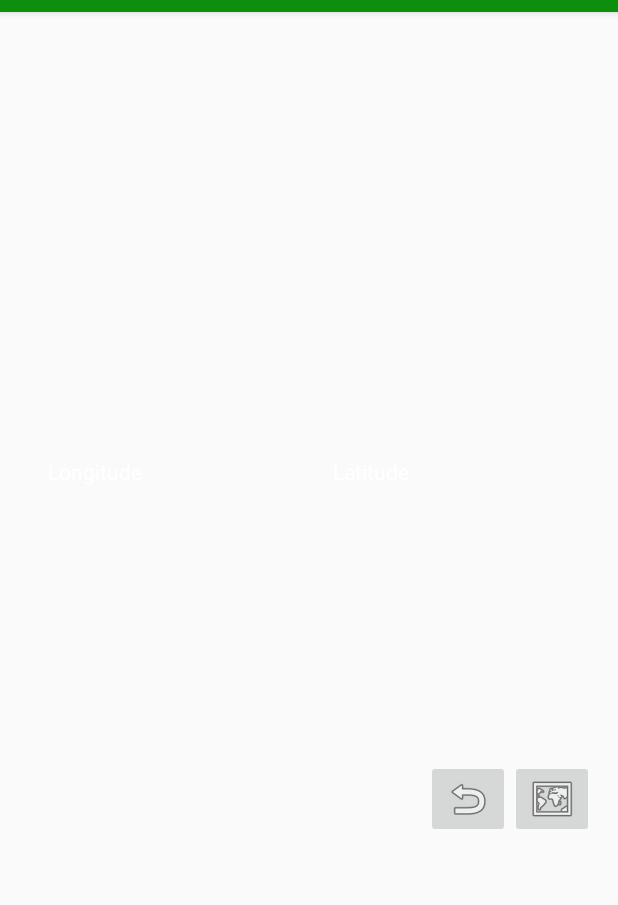
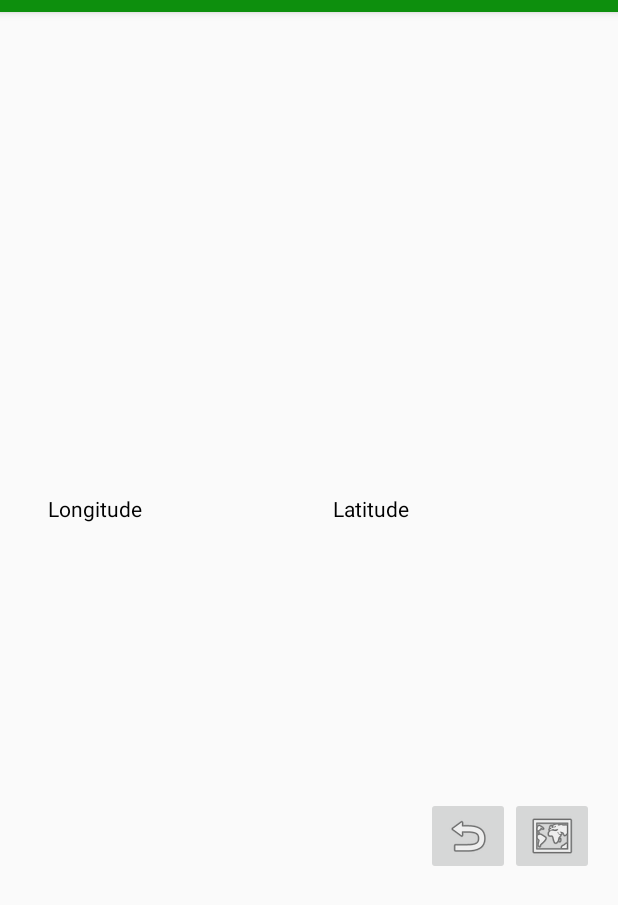
Before and after one commit to malikboukrou/CleanArea, an Android app: the DetailsActivity screen opened directly, with no data from a screen before it, on a phone screen of 412 x 824 dp. Shown: the top 905 px of the screen. Run offline under Robolectric (Android 15) with nearby library versions, the phone set to English and light mode, and no system bars; libraries missing offline, so code that uses them is left out: io.realm.

Commit message:
All good reallyyyyyy

```diff
--- a/app/build.gradle
+++ b/app/build.gradle
@@ -5,7 +5,7 @@ android {
     buildToolsVersion "23.0.2"
 
     defaultConfig {
-        applicationId "app.androidhive.info.realm"
+        applicationId "cleanarea.malikb.univ.lille1"
         minSdkVersion 16
         targetSdkVersion 23
         versionCode 1
--- a/app/src/main/java/app/androidhive/info/realm/adapters/RealmModelAdapter.java
+++ b/app/src/main/java/cleanarea/malikb/univ/lille1/adapters/RealmModelAdapter.java
@@ -1,4 +1,4 @@
-package app.androidhive.info.realm.adapters;
+package cleanarea.malikb.univ.lille1.adapters;
 
 import android.content.Context;
 import android.view.View;
--- a/app/src/main/java/app/androidhive/info/realm/adapters/RealmProblemsAdapter.java
+++ b/app/src/main/java/cleanarea/malikb/univ/lille1/adapters/RealmProblemsAdapter.java
@@ -1,8 +1,8 @@
-package app.androidhive.info.realm.adapters;
+package cleanarea.malikb.univ.lille1.adapters;
 
 import android.content.Context;
 
-import app.androidhive.info.realm.model.Problem;
+import cleanarea.malikb.univ.lille1.model.Problem;
 import io.realm.RealmResults;
 
 public class RealmProblemsAdapter extends RealmModelAdapter<Problem> {
--- a/app/src/main/java/app/androidhive/info/realm/adapters/RealmRecyclerViewAdapter.java
+++ b/app/src/main/java/cleanarea/malikb/univ/lille1/adapters/RealmRecyclerViewAdapter.java
@@ -1,4 +1,4 @@
-package app.androidhive.info.realm.adapters;
+package cleanarea.malikb.univ.lille1.adapters;
 
 import android.support.v7.widget.RecyclerView;
 
--- a/app/src/main/java/app/androidhive/info/realm/app/MyApplication.java
+++ b/app/src/main/java/cleanarea/malikb/univ/lille1/app/MyApplication.java
@@ -1,4 +1,4 @@
-package app.androidhive.info.realm.app;
+package cleanarea.malikb.univ.lille1.app;
 
 import android.app.Application;
 
--- a/app/src/main/java/app/androidhive/info/realm/model/Problem.java
+++ b/app/src/main/java/cleanarea/malikb/univ/lille1/model/Problem.java
@@ -1,7 +1,5 @@
-package app.androidhive.info.realm.model;
+package cleanarea.malikb.univ.lille1.model;
 
-
-import android.graphics.Bitmap;
 
 import io.realm.RealmObject;
 import io.realm.annotations.PrimaryKey;
--- a/app/src/main/java/app/androidhive/info/realm/realm/RealmController.java
+++ b/app/src/main/java/cleanarea/malikb/univ/lille1/realm/RealmController.java
@@ -1,11 +1,11 @@
-package app.androidhive.info.realm.realm;
+package cleanarea.malikb.univ.lille1.realm;
 
 
 import android.app.Activity;
 import android.app.Application;
 import android.support.v4.app.Fragment;
 
-import app.androidhive.info.realm.model.Problem;
+import cleanarea.malikb.univ.lille1.model.Problem;
 import io.realm.Realm;
 import io.realm.RealmResults;
 
--- a/app/src/main/res/layout/details_problem.xml
+++ b/app/src/main/res/layout/details_problem.xml
@@ -27,35 +27,46 @@
         android:scaleType="centerCrop" />
 
     <TextView
+        android:id="@+id/no_photo"
+        android:layout_width="match_parent"
+        android:layout_height="wrap_content"
+        android:text="@string/no_photo"
+        android:textAlignment="center"
+        android:textColor="@android:color/holo_red_dark"
+        android:textSize="18sp"
+        android:textStyle="bold"
+        android:visibility="invisible" />
+
+    <TextView
         android:id="@+id/problem_details_type"
         android:layout_width="match_parent"
         android:layout_height="wrap_content"
         android:layout_margin="@dimen/activity_horizontal_margin"
         android:textAlignment="center"
+        android:textColor="@color/colorPrimary"
         android:textSize="24sp"
-        android:textStyle="bold"
-        android:textColor="@color/colorPrimary"/>
+        android:textStyle="bold" />
 
     <LinearLayout
         android:layout_width="match_parent"
         android:layout_height="wrap_content"
+        android:layout_margin="@dimen/activity_horizontal_margin"
+        android:gravity="center"
         android:orientation="horizontal"
-        android:weightSum="100"
-        android:layout_margin="@dimen/activity_horizontal_margin"
-        android:gravity="center">
+        android:weightSum="100">
 
         <LinearLayout
             android:layout_width="match_parent"
             android:layout_height="wrap_content"
-            android:orientation="vertical"
-            android:layout_weight="50" >
+            android:layout_weight="50"
+            android:orientation="vertical">
 
             <TextView
                 android:layout_width="match_parent"
                 android:layout_height="match_parent"
+                android:layout_margin="@dimen/activity_horizontal_margin"
                 android:text="@string/longitude"
-                android:layout_margin="@dimen/activity_horizontal_margin"
-                android:textColor="@android:color/white"/>
+                android:textColor="@android:color/black" />
 
             <TextView
                 android:id="@+id/problem_details_long"
@@ -76,7 +87,7 @@
                 android:layout_height="match_parent"
                 android:layout_margin="@dimen/activity_horizontal_margin"
                 android:text="@string/latitude"
-                android:textColor="@android:color/white"/>
+                android:textColor="@android:color/black" />
 
             <TextView
                 android:id="@+id/problem_details_lat"
@@ -94,15 +105,15 @@
         android:layout_width="match_parent"
         android:layout_height="wrap_content"
         android:layout_margin="@dimen/margin_32"
-        android:textColor="@android:color/white"/>
+        android:textColor="@android:color/black" />
 
     <RelativeLayout
         android:id="@+id/InnerRelativeLayout"
         android:layout_width="wrap_content"
         android:layout_height="match_parent"
         android:layout_alignParentBottom="true"
-        android:layout_marginTop="100px"
-        android:layout_margin="@dimen/activity_horizontal_margin">
+        android:layout_margin="@dimen/activity_horizontal_margin"
+        android:layout_marginTop="100px">
 
         <ImageButton
             android:id="@+id/problem_details_btn_pos"
@@ -113,9 +124,9 @@
 
         <ImageButton
             android:id="@+id/problem_details_btn_return"
-            android:layout_toLeftOf="@id/problem_details_btn_pos"
             android:layout_width="wrap_content"
             android:layout_height="wrap_content"
+            android:layout_toLeftOf="@id/problem_details_btn_pos"
             app:srcCompat="@android:drawable/ic_menu_revert" />
 
     </RelativeLayout>
```
Also changed, not shown: app/src/main/AndroidManifest.xml (+6 -6 lines), app/src/main/java/cleanarea/malikb/univ/lille1/activity/AddProblemActivity.java (renamed from app/src/main/java/app/androidhive/info/realm/activity/AddProblemActivity.java, +11 -9 lines), app/src/main/java/cleanarea/malikb/univ/lille1/activity/DetailsActivity.java (renamed from app/src/main/java/app/androidhive/info/realm/activity/DetailsActivity.java, +10 -11 lines), app/src/main/java/cleanarea/malikb/univ/lille1/activity/GPSTracker.java (renamed from app/src/main/java/app/androidhive/info/realm/activity/GPSTracker.java, +7 -15 lines), app/src/main/java/cleanarea/malikb/univ/lille1/activity/MainActivity.java (renamed from app/src/main/java/app/androidhive/info/realm/activity/MainActivity.java, +14 -12 lines), app/src/main/java/cleanarea/malikb/univ/lille1/adapters/ProblemAdapter.java (renamed from app/src/main/java/app/androidhive/info/realm/adapters/ProblemAdapter.java, +11 -17 lines), app/src/main/java/cleanarea/malikb/univ/lille1/app/Prefs.java (renamed from app/src/main/java/app/androidhive/info/realm/app/Prefs.java, +5 -5 lines), app/src/main/res/layout/item_problems.xml (+3 -5 lines), 4 other files.
